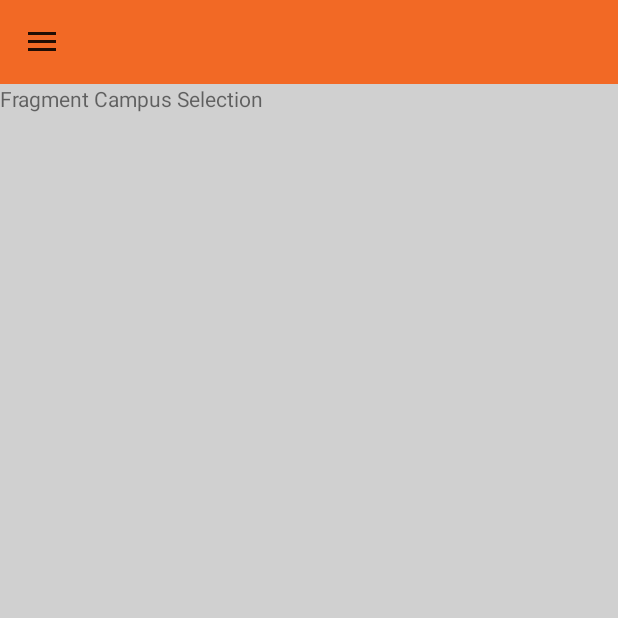
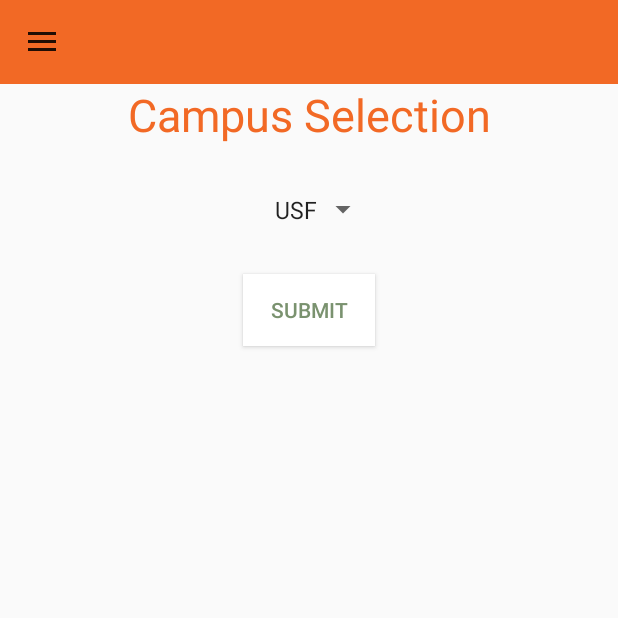
Before and after one commit to DBerry07/Revature_TrainingRoomMaintenanceScheduler, an Android app: the SiteManagerActivity screen opened directly, with no data from a screen before it, on a phone screen of 412 x 824 dp, the top half of it. Run offline under Robolectric (Android 15) with nearby library versions, the phone set to English and light mode, and no system bars; our stand-ins replace navigation-ui.

Commit message:
Campus selection UI created

```diff
--- a/app/src/main/AndroidManifest.xml
+++ b/app/src/main/AndroidManifest.xml
@@ -9,7 +9,7 @@
         android:roundIcon="@mipmap/ic_launcher_round"
         android:supportsRtl="true"
         android:theme="@style/AppTheme">
-        <activity android:name=".SIteManagerActivity"></activity>
+        <activity android:name=".SiteManagerActivity"></activity>
         <activity android:name=".LoginActivity">
             <intent-filter>
                 <action android:name="android.intent.action.MAIN" />
--- a/app/src/main/java/com/revature/roommaintenanceprototype/LoginActivity.java
+++ b/app/src/main/java/com/revature/roommaintenanceprototype/LoginActivity.java
@@ -44,7 +44,7 @@ public class LoginActivity extends AppCompatActivity implements View.OnClickList
                     if( email.equals("trainer") ){
                         intent = new Intent(LoginActivity.this, TrainerActivity.class);
                     }else{
-                        intent = new Intent(LoginActivity.this, SIteManagerActivity.class);
+                        intent = new Intent(LoginActivity.this, SiteManagerActivity.class);
                     }
                     startActivity(intent);
                     Log.d(LogStrings.LOGIN_TAG, "Login button clicked!");
--- a/app/src/main/java/com/revature/roommaintenanceprototype/SIteManagerActivity.java
+++ b/app/src/main/java/com/revature/roommaintenanceprototype/SiteManagerActivity.java
@@ -16,7 +16,7 @@ import android.view.MenuItem;
 
 import com.google.android.material.navigation.NavigationView;
 
-public class SIteManagerActivity extends AppCompatActivity implements NavigationView.OnNavigationItemSelectedListener{
+public class SiteManagerActivity extends AppCompatActivity implements NavigationView.OnNavigationItemSelectedListener{
     DrawerLayout drawerLayout;
     NavigationView navigationView;
     NavController navController;
--- /dev/null
+++ b/app/src/main/java/com/revature/roommaintenanceprototype/fragment/SM_CampusSelectionFragment.java
@@ -0,0 +1,47 @@
+package com.revature.roommaintenanceprototype.fragment;
+
+
+import android.database.DataSetObserver;
+import android.os.Bundle;
+
+import androidx.annotation.NonNull;
+import androidx.annotation.Nullable;
+import androidx.fragment.app.Fragment;
+
+import android.view.LayoutInflater;
+import android.view.View;
+import android.view.ViewGroup;
+import android.widget.Adapter;
+import android.widget.ArrayAdapter;
+import android.widget.Spinner;
+import android.widget.SpinnerAdapter;
+
+import com.revature.roommaintenanceprototype.R;
+import com.revature.roommaintenanceprototype.util.DummyText;
+import com.revature.roommaintenanceprototype.util.ScreenMessage;
+
+import java.util.ArrayList;
+import java.util.Arrays;
+
+public class SM_CampusSelectionFragment extends Fragment {
+    Spinner spnCampus;
+
+    @Override
+    public View onCreateView(LayoutInflater inflater, ViewGroup container,
+                             Bundle savedInstanceState) {
+        View rootView = inflater.inflate(R.layout.fragment_campus_selection, container, false);
+
+        spnCampus = (Spinner) rootView.findViewById(R.id.spn_campusSelection);
+        if(spnCampus != null){
+            spnCampus.setAdapter( new ArrayAdapter<String>(rootView.getContext(), android.R.layout.simple_spinner_item, DummyText.getCampuses()) );
+        }else{
+            ScreenMessage.toastLongMsg(rootView.getContext(),"Error loading campuses");
+        }
+        return rootView;
+    }
+
+    @Override
+    public void onViewCreated(View view, Bundle savedInstanceState){
+        super.onViewCreated(view, savedInstanceState);
+    }
+}
--- a/app/src/main/java/com/revature/roommaintenanceprototype/fragment/CampusSelectionFragment.java
+++ b/app/src/main/java/com/revature/roommaintenanceprototype/fragment/TR_RoomSelectionFragment.java
@@ -1,32 +1,21 @@
 package com.revature.roommaintenanceprototype.fragment;
 
-
 import android.os.Bundle;
-
-import androidx.fragment.app.Fragment;
-
 import android.view.LayoutInflater;
 import android.view.View;
 import android.view.ViewGroup;
 
+import androidx.fragment.app.Fragment;
+
 import com.revature.roommaintenanceprototype.R;
 
-/**
- * A simple {@link Fragment} subclass.
- */
-public class CampusSelectionFragment extends Fragment {
-
-
-    public CampusSelectionFragment() {
-        // Required empty public constructor
-    }
+public class TR_RoomSelectionFragment extends Fragment {
 
 
     @Override
     public View onCreateView(LayoutInflater inflater, ViewGroup container,
                              Bundle savedInstanceState) {
         // Inflate the layout for this fragment
-        return inflater.inflate(R.layout.fragment_campus_selection, container, false);
+        return inflater.inflate(R.layout.fragment_room_selection, container, false);
     }
-
 }
--- /dev/null
+++ b/app/src/main/java/com/revature/roommaintenanceprototype/util/DummyText.java
@@ -0,0 +1,16 @@
+package com.revature.roommaintenanceprototype.util;
+
+import java.util.ArrayList;
+import java.util.Arrays;
+import java.util.List;
+
+public class DummyText {
+
+    public static List<String> getCampuses() {
+        List<String> campuses = new ArrayList<String>();
+        campuses.add("USF");
+        campuses.add("UH");
+        campuses.add("TSU");
+        return campuses;
+    }
+}
--- a/app/src/main/res/layout/activity_main.xml
+++ b/app/src/main/res/layout/activity_main.xml
@@ -5,7 +5,6 @@
     android:id="@+id/drawerLayout_main"
     android:layout_width="match_parent"
     android:layout_height="match_parent"
-    android:background="@color/revGray"
     tools:openDrawer="start">
 
     <androidx.constraintlayout.widget.ConstraintLayout
--- a/app/src/main/res/layout/fragment_campus_selection.xml
+++ b/app/src/main/res/layout/fragment_campus_selection.xml
@@ -1,14 +1,44 @@
 <?xml version="1.0" encoding="utf-8"?>
 <FrameLayout xmlns:android="http://schemas.android.com/apk/res/android"
+    xmlns:app="http://schemas.android.com/apk/res-auto"
     xmlns:tools="http://schemas.android.com/tools"
     android:layout_width="match_parent"
     android:layout_height="match_parent"
-    tools:context=".fragment.CampusSelectionFragment">
+    tools:context=".fragment.SM_CampusSelectionFragment">
 
-    <!-- TODO: Update blank fragment layout -->
-    <TextView
+    <androidx.constraintlayout.widget.ConstraintLayout
         android:layout_width="match_parent"
-        android:layout_height="match_parent"
-        android:text="Fragment Campus Selection" />
+        android:layout_height="match_parent">
+
+        <TextView
+            android:id="@+id/tv_title_campusSelection"
+            style="@style/fragmentTitle"
+            android:layout_width="match_parent"
+            android:layout_height="wrap_content"
+            android:text="@string/title_campus_selection"
+            app:layout_constraintStart_toStartOf="parent"
+            app:layout_constraintTop_toTopOf="parent" />
+
+        <Spinner
+            android:id="@+id/spn_campusSelection"
+            style="@style/spinnerStyle"
+            android:layout_width="wrap_content"
+            android:layout_height="wrap_content"
+            android:layout_margin="@dimen/all_control_margin"
+            app:layout_constraintEnd_toEndOf="parent"
+            app:layout_constraintStart_toStartOf="parent"
+            app:layout_constraintTop_toBottomOf="@+id/tv_title_campusSelection" />
+
+        <Button
+            android:id="@+id/btn_campusSelection"
+            style="@style/buttonStyle"
+            android:layout_width="wrap_content"
+            android:layout_height="wrap_content"
+            android:text="@string/btn_label_submit"
+            app:layout_constraintEnd_toEndOf="parent"
+            app:layout_constraintStart_toStartOf="parent"
+            app:layout_constraintTop_toBottomOf="@+id/spn_campusSelection" />
+    </androidx.constraintlayout.widget.ConstraintLayout>
+
 
 </FrameLayout>
--- a/app/src/main/res/navigation/nav_graph_site_manager.xml
+++ b/app/src/main/res/navigation/nav_graph_site_manager.xml
@@ -8,7 +8,7 @@
 
     <fragment
         android:id="@+id/scheduleNavFragment"
-        android:name="com.revature.roommaintenanceprototype.fragment.CampusSelectionFragment"
+        android:name="com.revature.roommaintenanceprototype.fragment.SM_CampusSelectionFragment"
         android:label="@string/title_campus_selection"
         tools:layout="@layout/fragment_campus_selection"
         />
--- /dev/null
+++ b/app/src/main/res/values-v21/styles.xml
@@ -0,0 +1,8 @@
+<?xml version="1.0" encoding="utf-8"?>
+<resources>
+
+    <style name="buttonStyle_v21" parent="buttonStyle">
+        <item name="android:strokeColor">@color/black</item>
+        <item name="android:strokeWidth">@dimen/button_stroke_width</item>
+    </style>
+</resources>
--- a/app/src/main/res/values/colors.xml
+++ b/app/src/main/res/values/colors.xml
@@ -6,7 +6,8 @@
 
     <color name="revOrange">#F26925</color>
     <color name="revOrangeDark">#d65311</color>
-
     <color name="revGray">#D0D0D0</color>
     <color name="revGreen">#7A926F</color>
+
+    <color name="black">#000</color>
 </resources>
--- a/app/src/main/res/values/dimens.xml
+++ b/app/src/main/res/values/dimens.xml
@@ -9,4 +9,7 @@
     <dimen name="all_control_margin">16dp</dimen>
 
     <dimen name="navigation_drawer_width">180dp</dimen>
+
+    <dimen name="fragment_title_text_size">30dp</dimen>
+    <dimen name="button_stroke_width">5dp</dimen>
 </resources>
--- a/app/src/main/res/values/strings.xml
+++ b/app/src/main/res/values/strings.xml
@@ -33,4 +33,5 @@
 <!-- DRAWER LAYOUT STRINGS -->
     <string name="drawerOpen">Open Drawer</string>
     <string name="drawerClose">Close Drawer</string>
+    <string name="btn_label_submit">Submit</string>
 </resources>
--- a/app/src/main/res/values/styles.xml
+++ b/app/src/main/res/values/styles.xml
@@ -8,4 +8,20 @@
         <item name="colorAccent">@color/revGreen</item>
     </style>
 
+    <style name="fragmentTitle">
+        <item name="android:textColor">@color/revOrange</item>
+        <item name="android:gravity">center</item>
+        <item name="android:textSize">@dimen/fragment_title_text_size</item>
+    </style>
+
+    <style name="buttonStyle">
+        <item name="android:layout_margin">@dimen/all_control_margin</item>
+        <item name="android:textColor">@color/revGreen</item>
+        <item name="android:background">@android:color/white</item>
+    </style>
+
+    <style name="spinnerStyle">
+        <item name="android:layout_margin">@dimen/all_control_margin</item>
+        <item name="android:padding">@dimen/all_control_margin</item>
+    </style>
 </resources>
```
